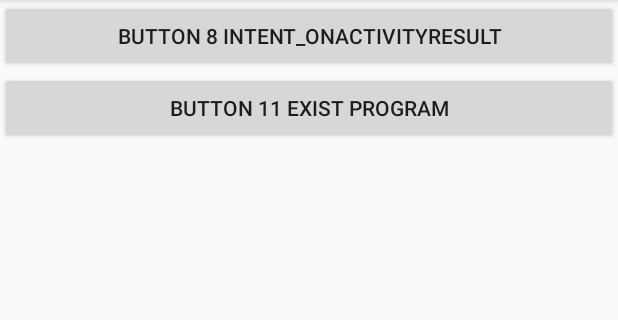
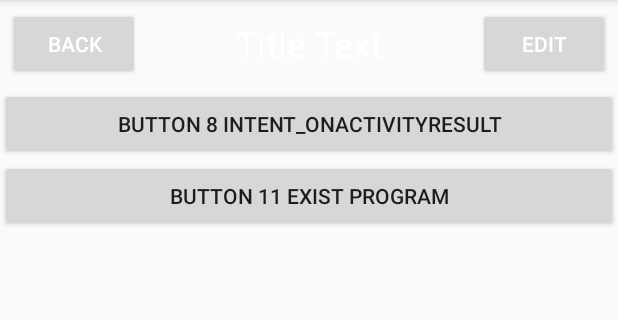
Before and after one commit to jsflzhong/test2_noActivity, an Android app: the SecondActivity screen opened directly, with no data from a screen before it, on a phone screen of 412 x 824 dp, the part 84-404 px from its top. Run offline under Robolectric (Android 15) with nearby library versions, the phone set to English and light mode, and no system bars.

Commit message:
selfDefined layout

```diff
--- /dev/null
+++ b/app/src/main/java/com/jsflzhong/test2_noactivity/layout/selfDefineLayout/TitleLayout.java
@@ -0,0 +1,55 @@
+package com.jsflzhong.test2_noactivity.layout.selfDefineLayout;
+
+import android.app.Activity;
+import android.content.Context;
+import android.util.AttributeSet;
+import android.view.LayoutInflater;
+import android.view.View;
+import android.widget.LinearLayout;
+import android.widget.Toast;
+
+import com.jsflzhong.test2_noactivity.R;
+
+/**
+ * 自定义控件.
+ * 在second_layout.xml中引用.
+ * <p>
+ * 数据流:
+ *  1.自定义一个layout的xml文件.
+ *  2.自定义一个类,LinearLayout或其他相关父类.
+ *  3.在java类中加载layout的xml文件,并绑定相关事件和逻辑.
+ *  4.在要使用自定义控件的layout的xml中,用"<"符号直接引用这个自定义控件类的全限定名, 在该类中,引用了真正的layout xml文件.例如本例中的title.xml
+ */
+public class TitleLayout extends LinearLayout {
+
+    public TitleLayout(Context context, AttributeSet attrs) {
+        super(context, attrs);
+        loadLayoutFile(context);
+        loadButtons();
+    }
+
+    /**
+     * 其他布局在引入本自定义组件时,这些在这里写好的事件,也会被一并引入过去, 而不用在那边再写.
+     */
+    public void loadButtons() {
+        View titleBack = findViewById(R.id.title_back);
+        View titleEdit = findViewById(R.id.title_edit);
+        //回退键,就是"销毁"当前的活动.
+        titleBack.setOnClickListener(v -> ((Activity) getContext()).finish());
+        titleEdit.setOnClickListener(v ->
+                Toast.makeText(getContext(),"you clicked Edit buttion",Toast.LENGTH_SHORT).show());
+    }
+
+    /**
+     * 加载目标layout xml文件.
+     * 然后在构造函数中需要对标题栏布局进行动态加载，这就要借助LayoutInflater来实现了.
+     * @param context context
+     */
+    private void loadLayoutFile(Context context) {
+        // 通过LayoutInflater的from() 方法可以构建出一个LayoutInflater 对象，
+        // 然后调用inflate() 方法就可以动态加载一个布局文件，inflate() 方法接收两个参数，
+        // 第一个参数是要加载的布局文件的id，这里我们传入R.layout.title，
+        // 第二个参数是给加载好的布局再添加一个父布局，这里我们想要指定为TitleLayout，于是直接传入this.
+        LayoutInflater.from(context).inflate(R.layout.title, this);
+    }
+}
--- a/app/src/main/res/layout/second_layout.xml
+++ b/app/src/main/res/layout/second_layout.xml
@@ -2,6 +2,13 @@
 <LinearLayout xmlns:android="http://schemas.android.com/apk/res/android"
     android:orientation="vertical" android:layout_width="match_parent"
     android:layout_height="match_parent">
+
+    <!--引用自定义控件
+        java代码,代码中引用了真正的title.xml这个layout文件.
+    -->
+    <com.jsflzhong.test2_noactivity.layout.selfDefineLayout.TitleLayout
+        android:layout_width="match_parent"
+        android:layout_height="wrap_content"/>
 
     <!--
     id: 给当前元素定义的唯一标识符.
```
Also changed, not shown: 1 other file.
